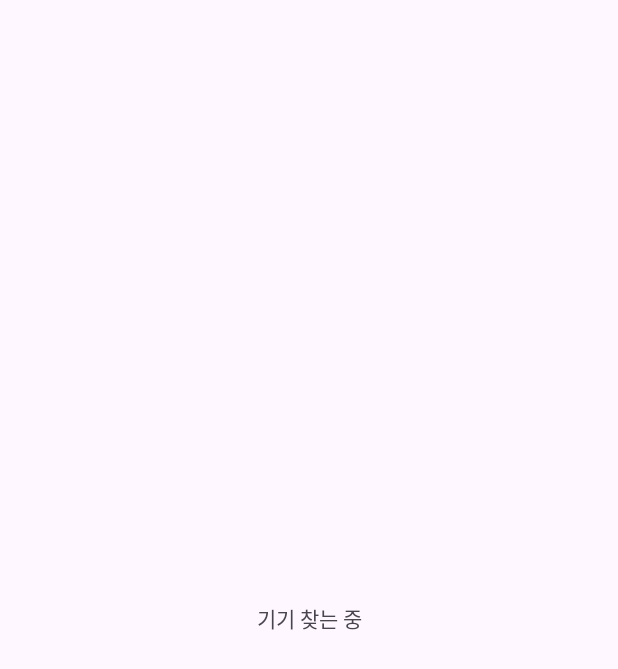
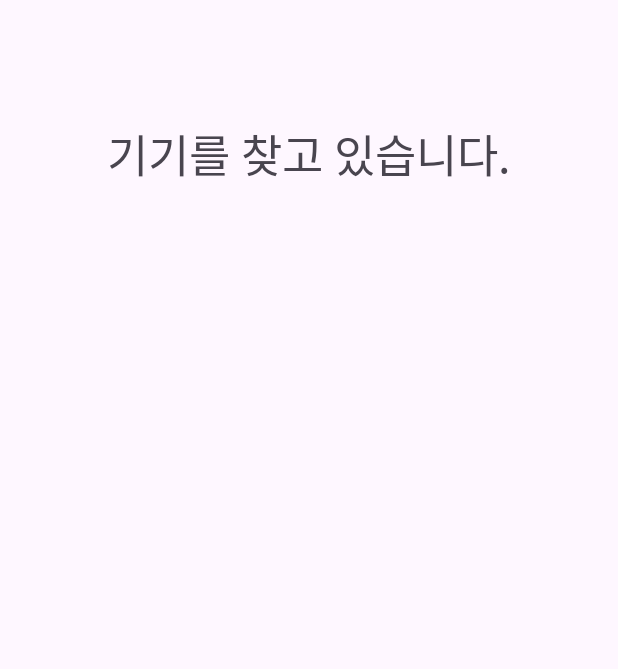
Before and after one commit to jookbooin/nongchon-tambang, an Android app: the DeviceAddActivity screen opened directly, with no data from a screen before it, on a phone screen of 412 x 824 dp. Before the commit the part shown is almost empty. Shown: the top 669 px of the screen. Run offline under Robolectric (Android 15) with nearby library versions, the phone set to English and light mode, and no system bars.

Commit message:
Feat : ViewUtil ( Activity 중복 코드 확장 함수로 추가 )

```diff
--- a/app/src/main/java/com/capstone/nongchown/ViewModel/Service/ForegroundService.kt
+++ b/app/src/main/java/com/capstone/nongchown/Model/Service/ForegroundService.kt
@@ -1,4 +1,4 @@
-package com.capstone.nongchown.ViewModel.Service
+package com.capstone.nongchown.Model.Service
 
 import android.Manifest
 import android.annotation.SuppressLint
--- a/app/src/main/java/com/capstone/nongchown/View/Activity/AccidentActivity.kt
+++ b/app/src/main/java/com/capstone/nongchown/View/Activity/AccidentActivity.kt
@@ -10,7 +10,7 @@ import android.util.Log
 import android.widget.Button
 import android.widget.TextView
 import androidx.activity.ComponentActivity
-import com.capstone.nongchown.ViewModel.Service.ForegroundService
+import com.capstone.nongchown.Model.Service.ForegroundService
 import com.capstone.nongchown.R
 
 class AccidentActivity : ComponentActivity() {
--- a/app/src/main/java/com/capstone/nongchown/View/Activity/AccidentTestActivity.kt
+++ b/app/src/main/java/com/capstone/nongchown/View/Activity/AccidentTestActivity.kt
@@ -7,7 +7,7 @@ import android.os.Build
 import android.os.Bundle
 import android.widget.Button
 import androidx.activity.ComponentActivity
-import com.capstone.nongchown.ViewModel.Service.ForegroundService
+import com.capstone.nongchown.Model.Service.ForegroundService
 import com.capstone.nongchown.R
 
 class AccidentTestActivity : ComponentActivity() {
--- a/app/src/main/java/com/capstone/nongchown/View/Activity/DeviceActivity.kt
+++ b/app/src/main/java/com/capstone/nongchown/View/Activity/DeviceAddActivity.kt
@@ -1,5 +1,6 @@
 package com.capstone.nongchown.View.Activity
 
+import android.bluetooth.BluetoothDevice
 import android.os.Bundle
 import androidx.activity.enableEdgeToEdge
 import androidx.appcompat.app.AppCompatActivity
@@ -7,16 +8,17 @@ import androidx.core.view.ViewCompat
 import androidx.core.view.WindowInsetsCompat
 import com.capstone.nongchown.R
 
-class DeviceActivity : AppCompatActivity() {
+class DeviceAddActivity : AppCompatActivity() {
     override fun onCreate(savedInstanceState: Bundle?) {
         super.onCreate(savedInstanceState)
         enableEdgeToEdge()
-        setContentView(R.layout.activity_device)
+        setContentView(R.layout.activity_device_add)
         ViewCompat.setOnApplyWindowInsetsListener(findViewById(R.id.main)) { v, insets ->
             val systemBars = insets.getInsets(WindowInsetsCompat.Type.systemBars())
             v.setPadding(systemBars.left, systemBars.top, systemBars.right, systemBars.bottom)
             insets
         }
 
+        val filter = (BluetoothDevice.ACTION_FOUND)
     }
 }
--- a/app/src/main/java/com/capstone/nongchown/View/Activity/MainActivity.kt
+++ b/app/src/main/java/com/capstone/nongchown/View/Activity/MainActivity.kt
@@ -1,6 +1,5 @@
 package com.capstone.nongchown.View.Activity
 
-import android.content.Intent
 import android.os.Bundle
 import android.util.Log
 import android.widget.Button
@@ -9,6 +8,7 @@ import androidx.appcompat.app.AppCompatActivity
 import androidx.core.view.ViewCompat
 import androidx.core.view.WindowInsetsCompat
 import com.capstone.nongchown.R
+import moveActivity
 
 class MainActivity : AppCompatActivity() {
     override fun onCreate(savedInstanceState: Bundle?) {
@@ -24,8 +24,7 @@ class MainActivity : AppCompatActivity() {
         val btnBluetooth: Button = findViewById(R.id.btnbluetooth)
         btnBluetooth.setOnClickListener {
             Log.v("setOnClick-MainActivity","btn")
-            val intent = Intent(this, BluetoothActivity::class.java)
-            startActivity(intent)
+            moveActivity(BluetoothActivity::class.java)
         }
     }
     // 04-01 commit test ( branch )
--- a/app/src/main/res/layout/activity_device.xml
+++ b/app/src/main/res/layout/activity_device_add.xml
@@ -5,15 +5,16 @@
     android:id="@+id/main"
     android:layout_width="match_parent"
     android:layout_height="match_parent"
-    tools:context=".View.Activity.DeviceActivity">
+    tools:context=".View.Activity.DeviceAddActivity">
 
     <TextView
-        android:id="@+id/textView4"
+        android:id="@+id/textView5"
         android:layout_width="wrap_content"
         android:layout_height="wrap_content"
-        android:text="기기 찾는 중"
-        app:layout_constraintBottom_toBottomOf="parent"
+        android:text="기기를 찾고 있습니다."
+        android:textSize="30dp"
         app:layout_constraintEnd_toEndOf="parent"
         app:layout_constraintStart_toStartOf="parent"
-        app:layout_constraintTop_toTopOf="parent" />
+        app:layout_constraintTop_toTopOf="parent"
+        android:layout_marginTop="80dp"/>
 </androidx.constraintlayout.widget.ConstraintLayout>
```
Also changed, not shown: app/src/main/AndroidManifest.xml (+9 -8 lines), app/src/main/java/com/capstone/nongchown/Utils/ViewUtil.kt (added, +13 -0 lines), app/src/main/java/com/capstone/nongchown/View/Activity/BluetoothActivity.kt (+5 -10 lines).
